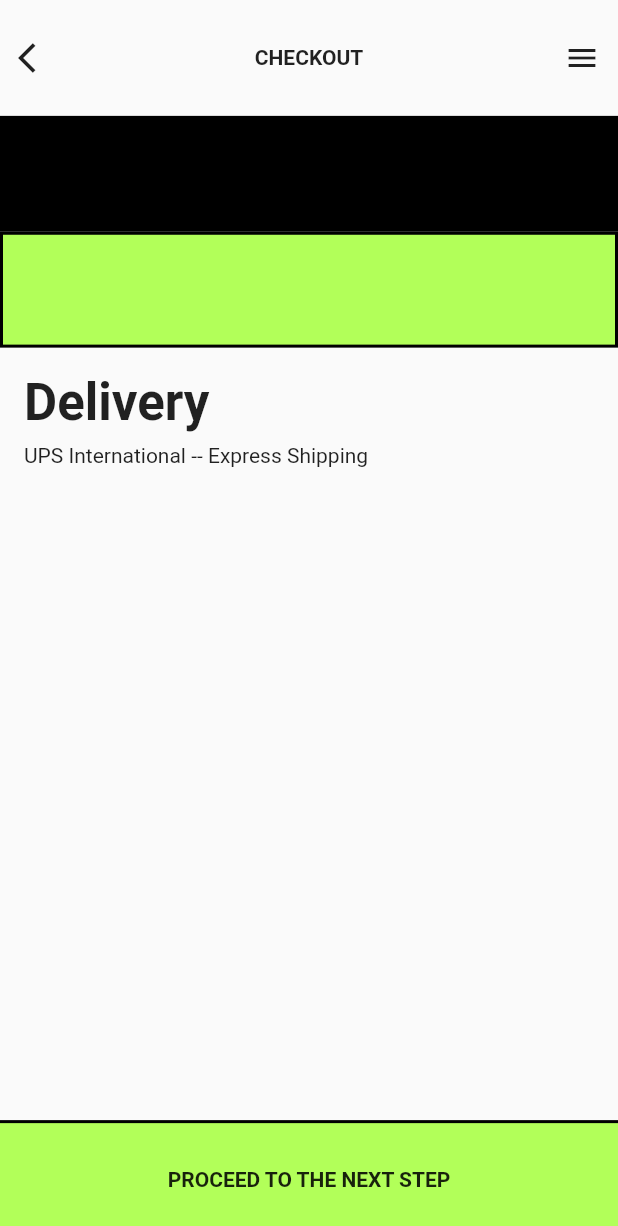
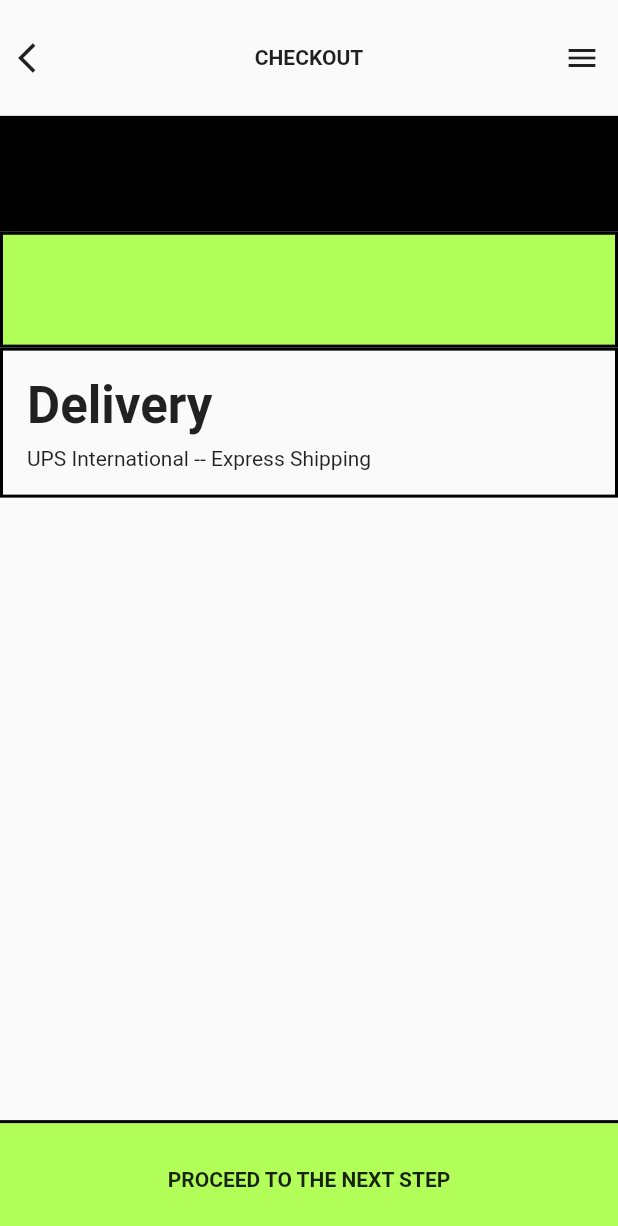
Before and after one commit to JAICHANGPARK/flutter_notebook_8th_story, a Flutter app: the screen it shows after launch, on a phone screen of 412 x 824 dp. Shown: the top 1226 px of the screen. Run offline on Flutter 3.47's test engine with Material 2 defaults, Android fonts, the phone set to English and light mode, and no system bars; our stand-ins replace google_fonts; Roboto replaces fonts that are missing (Alata).

Commit message:
Update fashion_store_page.dart

```diff
--- a/lib/ep561_fashion_store_app/fashion_store_page.dart
+++ b/lib/ep561_fashion_store_app/fashion_store_page.dart
@@ -53,7 +53,10 @@ class _FashionMainPageState extends State<FashionMainPage> {
                 child: ListView(
                   children: [
                     Container(
-                      decoration: BoxDecoration(),
+                      decoration: BoxDecoration(
+                        border: Border.all(color: Colors.black,
+                        width: 2)
+                      ),
                       padding: EdgeInsets.all(16),
                       child: Row(
                         children: [
```
